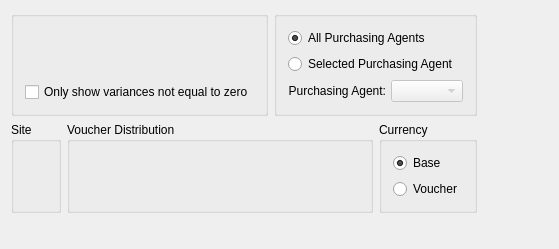
Old version of the form guiclient/displays/dspPoPriceVariancesByItem.ui in the repository discountscott/qt-client.
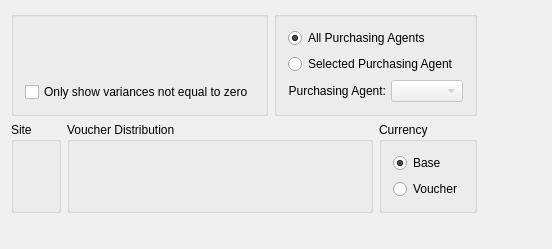
New version of the form. Custom widgets are drawn as their Qt base class.

The edit to the form file:
```diff
--- a/guiclient/displays/dspPoPriceVariancesByItem.ui
+++ b/guiclient/displays/dspPoPriceVariancesByItem.ui
@@ -13,7 +13,7 @@
    <rect>
     <x>0</x>
     <y>0</y>
-    <width>559</width>
+    <width>552</width>
     <height>249</height>
    </rect>
   </property>
```
Left out of the diff: 3 changed lines with no effect on the pictures.
